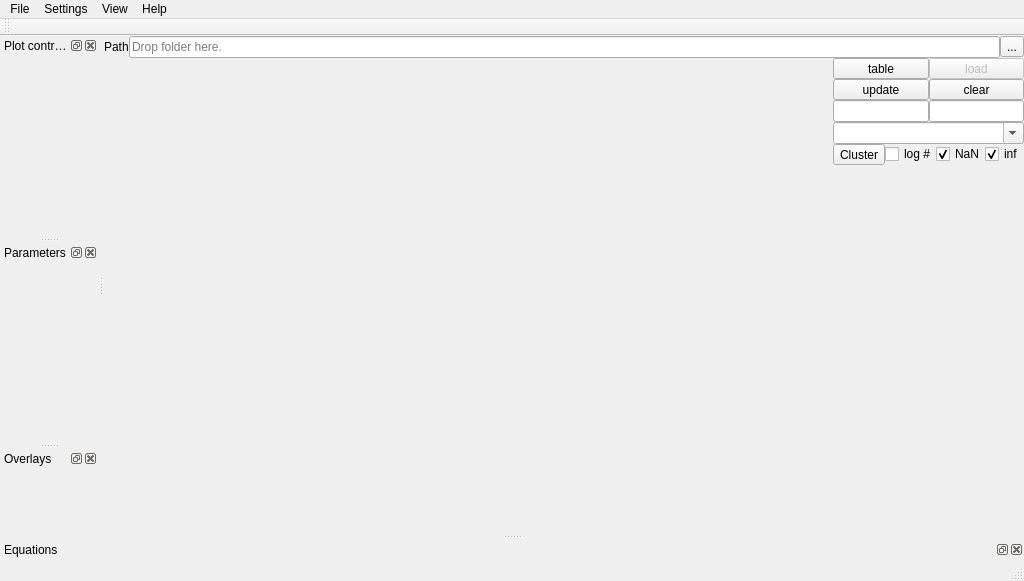
Old version of the form ndxplorer/plot_main.ui in the repository Fluorescence-Tools/ndxplorer.
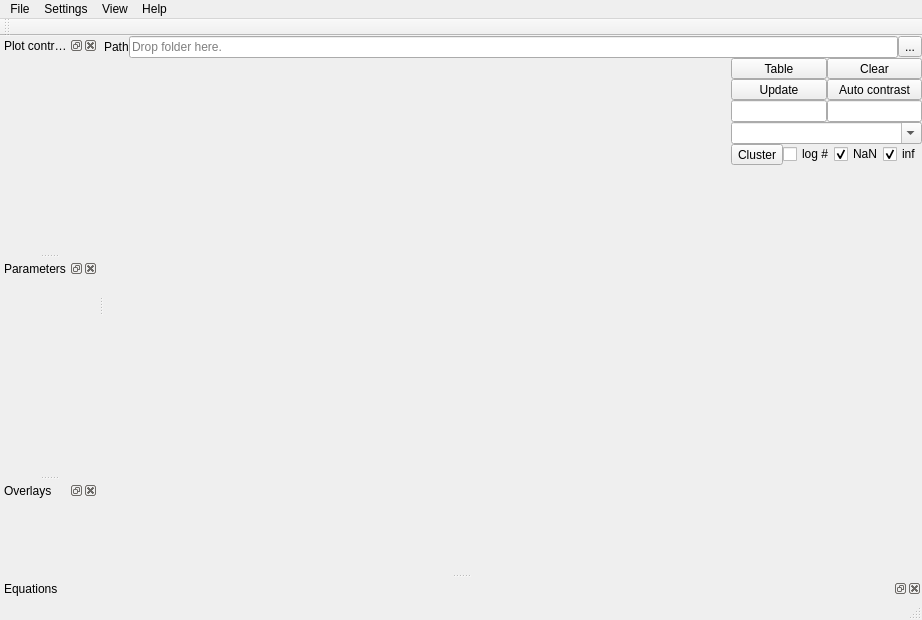
New version of the form. Icons and pictures are not drawn.

Commit message: Enhance `NDXplorer` functionality: add weighted histogram support, improve axis control with `AxisControlDialog` integration, enable auto contrast adjustments, and refine data merging logic for HDF5/CSV files with new UI updates and background image support.

Patch:
```diff
--- a/ndxplorer/plot_main.ui
+++ b/ndxplorer/plot_main.ui
@@ -6,8 +6,8 @@
    <rect>
     <x>0</x>
     <y>0</y>
-    <width>1024</width>
-    <height>581</height>
+    <width>922</width>
+    <height>620</height>
    </rect>
   </property>
   <property name="windowTitle">
@@ -166,6 +166,32 @@
               <property name="spacing">
                <number>0</number>
               </property>
+              <item row="3" column="0">
+               <widget class="QToolButton" name="toolButtonUpdatePlot">
+                <property name="enabled">
+                 <bool>true</bool>
+                </property>
+                <property name="sizePolicy">
+                 <sizepolicy hsizetype="MinimumExpanding" vsizetype="Fixed">
+                  <horstretch>0</horstretch>
+                  <verstretch>0</verstretch>
+                 </sizepolicy>
+                </property>
+                <property name="toolTip">
+                 <string>Update plot</string>
+                </property>
+                <property name="text">
+                 <string>Update</string>
+                </property>
+               </widget>
+              </item>
+              <item row="6" column="0" colspan="2">
+               <layout class="QHBoxLayout" name="horizontalLayout_3">
+                <property name="spacing">
+                 <number>0</number>
+                </property>
+               </layout>
+              </item>
               <item row="2" column="0">
                <widget class="QToolButton" name="toolButton_3">
                 <property name="enabled">
@@ -178,11 +204,39 @@
                  </sizepolicy>
                 </property>
                 <property name="text">
-                 <string>table</string>
+                 <string>Table</string>
                 </property>
                </widget>
               </item>
-              <item row="4" column="1">
+              <item row="7" column="0" colspan="2">
+               <widget class="QComboBox" name="comboBoxCmap">
+                <property name="sizePolicy">
+                 <sizepolicy hsizetype="Ignored" vsizetype="Fixed">
+                  <horstretch>0</horstretch>
+                  <verstretch>0</verstretch>
+                 </sizepolicy>
+                </property>
+                <property name="editable">
+                 <bool>true</bool>
+                </property>
+               </widget>
+              </item>
+              <item row="5" column="0" colspan="2">
+               <layout class="QHBoxLayout" name="horizontalLayout_4">
+                <property name="spacing">
+                 <number>0</number>
+                </property>
+                <item>
+                 <widget class="QLineEdit" name="lineEditCountCurrent">
+                  <property name="sizePolicy">
+                   <sizepolicy hsizetype="Ignored" vsizetype="Fixed">
+                    <horstretch>0</horstretch>
+                    <verstretch>0</verstretch>
+                   </sizepolicy>
+                  </property>
+                 </widget>
+                </item>
+                <item>
                <widget class="QLineEdit" name="lineEditCountTotal">
                 <property name="sizePolicy">
                  <sizepolicy hsizetype="Ignored" vsizetype="Fixed">
@@ -210,23 +264,9 @@
                 </property>
                </widget>
               </item>
+               </layout>
+              </item>
               <item row="2" column="1">
-               <widget class="QToolButton" name="toolButton_2">
-                <property name="enabled">
-                 <bool>false</bool>
-                </property>
-                <property name="sizePolicy">
-                 <sizepolicy hsizetype="MinimumExpanding" vsizetype="Fixed">
-                  <horstretch>0</horstretch>
-                  <verstretch>0</verstretch>
-                 </sizepolicy>
-                </property>
-                <property name="text">
-                 <string>load</string>
-                </property>
-               </widget>
-              </item>
-              <item row="3" column="1">
                <widget class="QToolButton" name="toolButtonClearPlot">
                 <property name="enabled">
                  <bool>true</bool>
@@ -241,17 +281,14 @@
                  <string>Clear plot</string>
                 </property>
                 <property name="text">
-                 <string>clear</string>
+                 <string>Clear</string>
                 </property>
                </widget>
               </item>
-              <item row="3" column="0">
-               <widget class="QToolButton" name="toolButtonUpdatePlot">
-                <property name="enabled">
-                 <bool>true</bool>
-                </property>
+              <item row="3" column="1">
+               <widget class="QToolButton" name="toolButton_AutoContrast">
                 <property name="sizePolicy">
-                 <sizepolicy hsizetype="MinimumExpanding" vsizetype="Fixed">
+                 <sizepolicy hsizetype="Minimum" vsizetype="Fixed">
                   <horstretch>0</horstretch>
                   <verstretch>0</verstretch>
                  </sizepolicy>
@@ -260,40 +297,10 @@
                  <string>Update plot</string>
                 </property>
                 <property name="text">
-                 <string>update</string>
+                 <string>Auto contrast</string>
                 </property>
                </widget>
               </item>
-              <item row="4" column="0">
-               <widget class="QLineEdit" name="lineEditCountCurrent">
-                <property name="sizePolicy">
-                 <sizepolicy hsizetype="Ignored" vsizetype="Fixed">
-                  <horstretch>0</horstretch>
-                  <verstretch>0</verstretch>
-                 </sizepolicy>
-                </property>
-               </widget>
-              </item>
-              <item row="6" column="0" colspan="2">
-               <widget class="QComboBox" name="comboBoxCmap">
-                <property name="sizePolicy">
-                 <sizepolicy hsizetype="Ignored" vsizetype="Fixed">
-                  <horstretch>0</horstretch>
-                  <verstretch>0</verstretch>
-                 </sizepolicy>
-                </property>
-                <property name="editable">
-                 <bool>true</bool>
-                </property>
-               </widget>
-              </item>
-              <item row="5" column="0" colspan="2">
-               <layout class="QHBoxLayout" name="horizontalLayout_3">
-                <property name="spacing">
-                 <number>0</number>
-                </property>
-               </layout>
-              </item>
              </layout>
             </item>
             <item>
@@ -462,7 +469,7 @@
     <rect>
      <x>0</x>
      <y>0</y>
-     <width>1024</width>
+     <width>922</width>
      <height>21</height>
     </rect>
    </property>
```
Left out of the diff: 24 changed lines with no effect on the pictures. Lines whose indentation alone changed are shown as unchanged. The commit also changes 1 other file.
